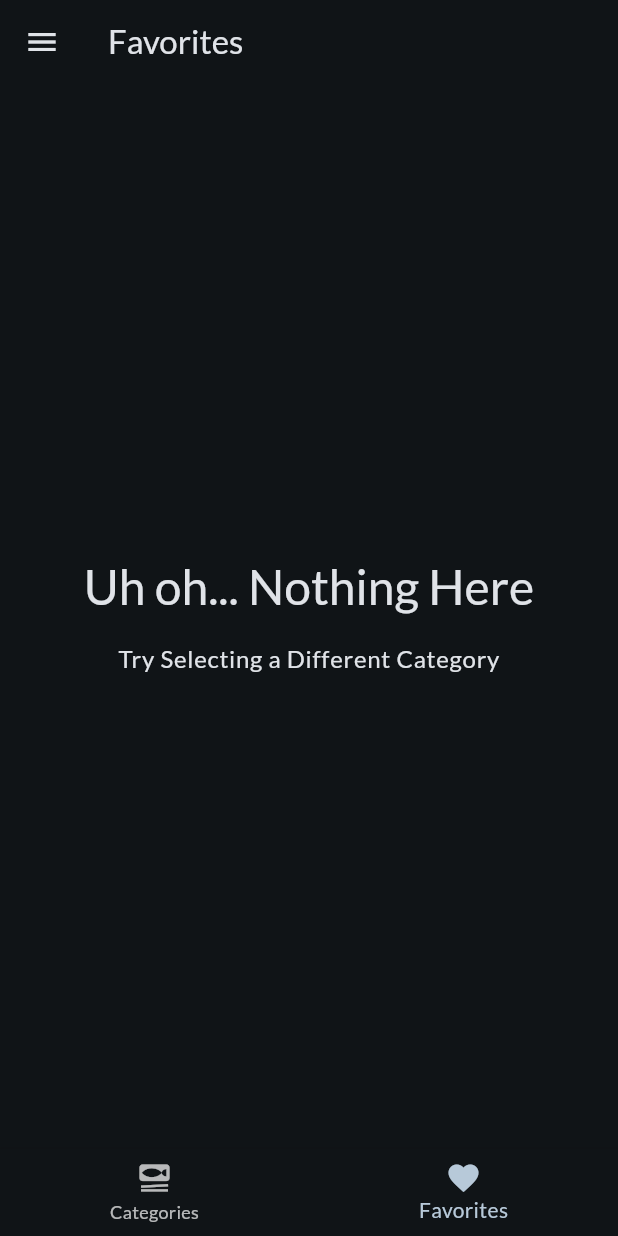
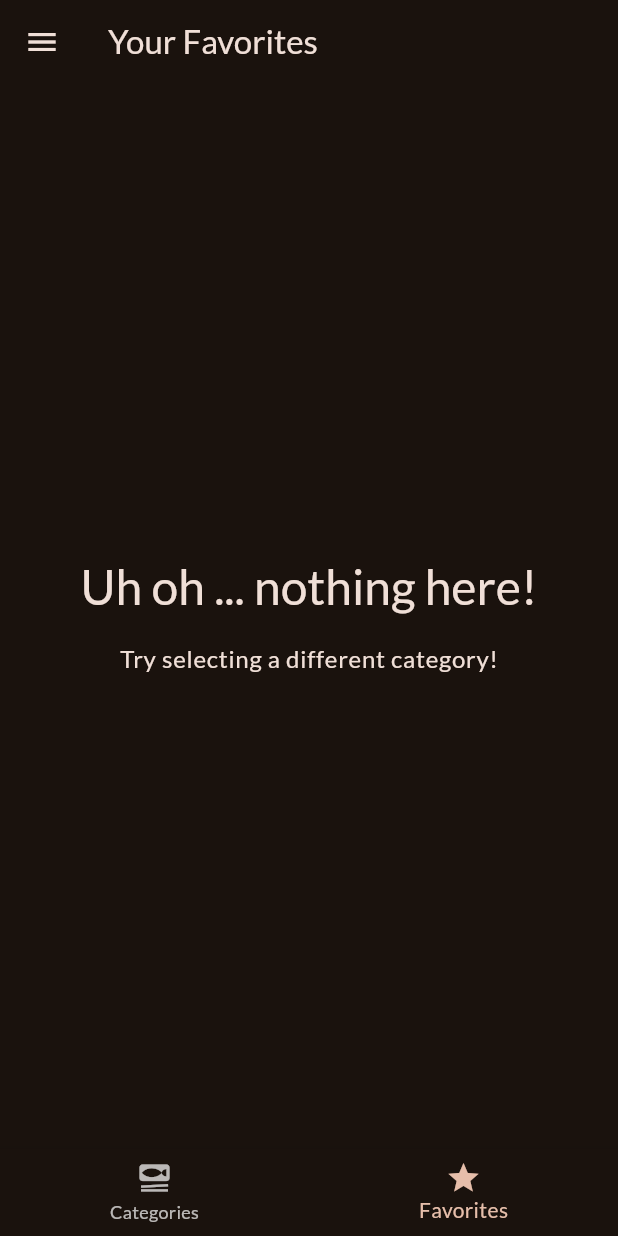
Before and after one commit to Aviral23Sri/Meals-App, a Flutter app: the screen it shows after launch, item 2 of the bottom bar chosen, on a phone screen of 412 x 824 dp. Run offline on Flutter 3.47's test engine with Material 3 defaults, Android fonts, the phone set to English and light mode, and no system bars; our stand-ins replace flutter_riverpod, google_fonts, transparent_image.

```diff
--- a/lib/main.dart
+++ b/lib/main.dart
@@ -1,13 +1,14 @@
 import 'package:flutter/material.dart';
 import 'package:google_fonts/google_fonts.dart';
+import 'package:flutter_riverpod/flutter_riverpod.dart';
+
 import 'package:meals/screens/tabs.dart';
-import 'package:flutter_riverpod/flutter_riverpod.dart';
 
 final theme = ThemeData(
   useMaterial3: true,
   colorScheme: ColorScheme.fromSeed(
     brightness: Brightness.dark,
-    seedColor: const Color.fromARGB(255, 34, 128, 182),
+    seedColor: const Color.fromARGB(255, 131, 57, 0),
   ),
   textTheme: GoogleFonts.latoTextTheme(),
 );
--- a/lib/providers/favorites_provider.dart
+++ b/lib/providers/favorites_provider.dart
@@ -1,13 +1,14 @@
 import 'package:flutter_riverpod/flutter_riverpod.dart';
+
 import 'package:meals/models/meal.dart';
 
-class FavoriteMealsNotifer extends StateNotifier<List<Meal>> {
-  FavoriteMealsNotifer() : super([]);
+class FavoriteMealsNotifier extends StateNotifier<List<Meal>> {
+  FavoriteMealsNotifier() : super([]);
 
   bool toggleMealFavoriteStatus(Meal meal) {
     final mealIsFavorite = state.contains(meal);
 
-    if (mealIsFavorite == true) {
+    if (mealIsFavorite) {
       state = state.where((m) => m.id != meal.id).toList();
       return false;
     } else {
@@ -18,6 +19,6 @@ class FavoriteMealsNotifer extends StateNotifier<List<Meal>> {
 }
 
 final favoriteMealsProvider =
-    StateNotifierProvider<FavoriteMealsNotifer, List<Meal>>((ref) {
-  return FavoriteMealsNotifer();
+    StateNotifierProvider<FavoriteMealsNotifier, List<Meal>>((ref) {
+  return FavoriteMealsNotifier();
 });
--- a/lib/providers/filters_provider.dart
+++ b/lib/providers/filters_provider.dart
@@ -1,5 +1,6 @@
 import 'package:flutter_riverpod/flutter_riverpod.dart';
 
+import 'package:meals/providers/meals_provider.dart';
 
 enum Filter {
   glutenFree,
@@ -8,17 +9,21 @@ enum Filter {
   vegan,
 }
 
-class FiltersNotifer extends StateNotifier<Map<Filter, bool>> {
-  FiltersNotifer()
+class FiltersNotifier extends StateNotifier<Map<Filter, bool>> {
+  FiltersNotifier()
       : super({
           Filter.glutenFree: false,
           Filter.lactoseFree: false,
-          Filter.vegan: false,
           Filter.vegetarian: false,
+          Filter.vegan: false
         });
 
+  void setFilters(Map<Filter, bool> chosenFilters) {
+    state = chosenFilters;
+  }
+
   void setFilter(Filter filter, bool isActive) {
-    // state[filter] = isActive // Not Allowed => Mutating State
+    // state[filter] = isActive; // not allowed! => mutating state
     state = {
       ...state,
       filter: isActive,
@@ -27,6 +32,27 @@ class FiltersNotifer extends StateNotifier<Map<Filter, bool>> {
 }
 
 final filtersProvider =
-    StateNotifierProvider<FiltersNotifer, Map<Filter, bool>>(
-  (ref) => FiltersNotifer(),
+    StateNotifierProvider<FiltersNotifier, Map<Filter, bool>>(
+  (ref) => FiltersNotifier(),
 );
+
+final filteredMealsProvider = Provider((ref) {
+  final meals = ref.watch(mealsProvider);
+  final activeFilters = ref.watch(filtersProvider);
+
+  return meals.where((meal) {
+    if (activeFilters[Filter.glutenFree]! && !meal.isGlutenFree) {
+      return false;
+    }
+    if (activeFilters[Filter.lactoseFree]! && !meal.isLactoseFree) {
+      return false;
+    }
+    if (activeFilters[Filter.vegetarian]! && !meal.isVegetarian) {
+      return false;
+    }
+    if (activeFilters[Filter.vegan]! && !meal.isVegan) {
+      return false;
+    }
+    return true;
+  }).toList();
+});
--- a/lib/providers/meals_provider.dart
+++ b/lib/providers/meals_provider.dart
@@ -1,4 +1,5 @@
 import 'package:flutter_riverpod/flutter_riverpod.dart';
+
 import 'package:meals/data/dummy_data.dart';
 
 final mealsProvider = Provider((ref) {
--- a/lib/screens/meals.dart
+++ b/lib/screens/meals.dart
@@ -1,4 +1,5 @@
 import 'package:flutter/material.dart';
+
 import 'package:meals/models/meal.dart';
 import 'package:meals/screens/meal_details.dart';
 import 'package:meals/widgets/meal_item.dart';
@@ -16,44 +17,44 @@ class MealsScreen extends StatelessWidget {
   void selectMeal(BuildContext context, Meal meal) {
     Navigator.of(context).push(
       MaterialPageRoute(
-        builder: (ctx) => MealDetailsScreen(meal: meal),
+        builder: (ctx) => MealDetailsScreen(
+          meal: meal,
+        ),
       ),
     );
   }
 
   @override
   Widget build(BuildContext context) {
-    Widget content = ListView.builder(
+    Widget content = Center(
+      child: Column(
+        mainAxisSize: MainAxisSize.min,
+        children: [
+          Text(
+            'Uh oh ... nothing here!',
+            style: Theme.of(context).textTheme.headlineLarge!.copyWith(
+                  color: Theme.of(context).colorScheme.onBackground,
+                ),
+          ),
+          const SizedBox(height: 16),
+          Text(
+            'Try selecting a different category!',
+            style: Theme.of(context).textTheme.bodyLarge!.copyWith(
+                  color: Theme.of(context).colorScheme.onBackground,
+                ),
+          ),
+        ],
+      ),
+    );
+
+    if (meals.isNotEmpty) {
+      content = ListView.builder(
         itemCount: meals.length,
         itemBuilder: (ctx, index) => MealItem(
-              meal: meals[index],
-              onSelectMeal: (meal) {
-                selectMeal(context, meal);
-              },
-            ));
-    if (meals.isEmpty) {
-      content = Center(
-        child: Column(
-          mainAxisSize: MainAxisSize.min,
-          children: [
-            Text(
-              'Uh oh... Nothing Here',
-              style: Theme.of(context)
-                  .textTheme
-                  .headlineLarge!
-                  .copyWith(color: Theme.of(context).colorScheme.onBackground),
-            ),
-            const SizedBox(
-              height: 16,
-            ),
-            Text(
-              'Try Selecting a Different Category',
-              style: Theme.of(context)
-                  .textTheme
-                  .bodyLarge!
-                  .copyWith(color: Theme.of(context).colorScheme.onBackground),
-            ),
-          ],
+          meal: meals[index],
+          onSelectMeal: (meal) {
+            selectMeal(context, meal);
+          },
         ),
       );
     }
@@ -61,6 +62,7 @@ class MealsScreen extends StatelessWidget {
     if (title == null) {
       return content;
     }
+
     return Scaffold(
       appBar: AppBar(
         title: Text(title!),
--- a/lib/screens/tabs.dart
+++ b/lib/screens/tabs.dart
@@ -1,21 +1,23 @@
 import 'package:flutter/material.dart';
-import 'package:meals/providers/favorites_provider.dart';
-import 'package:meals/providers/meals_provider.dart';
 import 'package:flutter_riverpod/flutter_riverpod.dart';
+
 import 'package:meals/screens/categories.dart';
 import 'package:meals/screens/filters.dart';
 import 'package:meals/screens/meals.dart';
 import 'package:meals/widgets/main_drawer.dart';
+import 'package:meals/providers/favorites_provider.dart';
+import 'package:meals/providers/filters_provider.dart';
 
 const kInitialFilters = {
   Filter.glutenFree: false,
   Filter.lactoseFree: false,
-  Filter.vegan: false,
   Filter.vegetarian: false,
+  Filter.vegan: false
 };
 
 class TabsScreen extends ConsumerStatefulWidget {
   const TabsScreen({super.key});
+
   @override
   ConsumerState<TabsScreen> createState() {
     return _TabsScreenState();
@@ -24,7 +26,6 @@ class TabsScreen extends ConsumerStatefulWidget {
 
 class _TabsScreenState extends ConsumerState<TabsScreen> {
   int _selectedPageIndex = 0;
-  Map<Filter, bool> _selectedFilters = kInitialFilters;
 
   void _selectPage(int index) {
     setState(() {
@@ -35,37 +36,17 @@ class _TabsScreenState extends ConsumerState<TabsScreen> {
   void _setScreen(String identifier) async {
     Navigator.of(context).pop();
     if (identifier == 'filters') {
-      final result = await Navigator.of(context).push<Map<Filter, bool>>(
+      await Navigator.of(context).push<Map<Filter, bool>>(
         MaterialPageRoute(
-          builder: (ctx) => FiltersScreen(
-            currentFilters: _selectedFilters,
-          ),
+          builder: (ctx) => const FiltersScreen(),
         ),
       );
-      setState(() {
-        _selectedFilters = result ?? kInitialFilters;
-      });
     }
   }
 
   @override
   Widget build(BuildContext context) {
-    final meals = ref.watch(mealsProvider);
-    final availableMeals = meals.where((meal) {
-      if (_selectedFilters[Filter.glutenFree]! && !meal.isGlutenFree) {
-        return false;
-      }
-      if (_selectedFilters[Filter.lactoseFree]! && !meal.isLactoseFree) {
-        return false;
-      }
-      if (_selectedFilters[Filter.vegan]! && !meal.isVegan) {
-        return false;
-      }
-      if (_selectedFilters[Filter.vegetarian]! && !meal.isVegetarian) {
-        return false;
-      }
-      return true;
-    }).toList();
+    final availableMeals = ref.watch(filteredMealsProvider);
 
     Widget activePage = CategoriesScreen(
       availableMeals: availableMeals,
@@ -77,24 +58,29 @@ class _TabsScreenState extends ConsumerState<TabsScreen> {
       activePage = MealsScreen(
         meals: favoriteMeals,
       );
-      activePageTitle = 'Favorites';
+      activePageTitle = 'Your Favorites';
     }
+
     return Scaffold(
+      appBar: AppBar(
+        title: Text(activePageTitle),
+      ),
       drawer: MainDrawer(
         onSelectScreen: _setScreen,
       ),
-      appBar: AppBar(
-        title: Text(activePageTitle),
-      ),
       body: activePage,
       bottomNavigationBar: BottomNavigationBar(
+        onTap: _selectPage,
         currentIndex: _selectedPageIndex,
-        onTap: _selectPage,
         items: const [
           BottomNavigationBarItem(
-              icon: Icon(Icons.set_meal), label: 'Categories'),
+            icon: Icon(Icons.set_meal),
+            label: 'Categories',
+          ),
           BottomNavigationBarItem(
-              icon: Icon(Icons.favorite), label: 'Favorites'),
+            icon: Icon(Icons.star),
+            label: 'Favorites',
+          ),
         ],
       ),
     );
```
Also changed, not shown: lib/screens/categories.dart (+9 -8 lines), lib/screens/filters.dart (+46 -86 lines), lib/screens/meal_details.dart (+28 -27 lines), lib/widgets/category_grid_item.dart (+6 -6 lines), lib/widgets/main_drawer.dart (+12 -10 lines), lib/widgets/meal_item.dart (+25 -25 lines), lib/widgets/meal_item_trait.dart (+18 -6 lines), pubspec.yaml (+6 -6 lines), lib/data/dummy_data.dart (line endings or trailing spaces), lib/models/meal.dart (line endings or trailing spaces), pubspec.lock.
